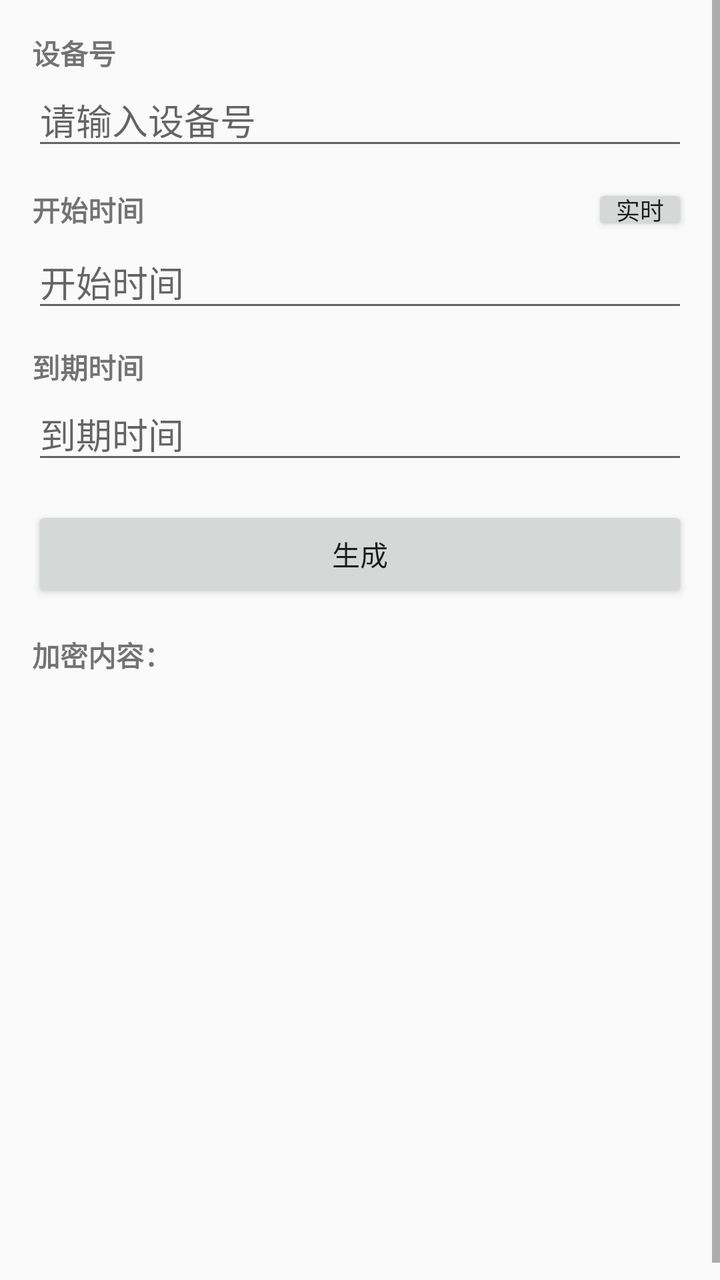
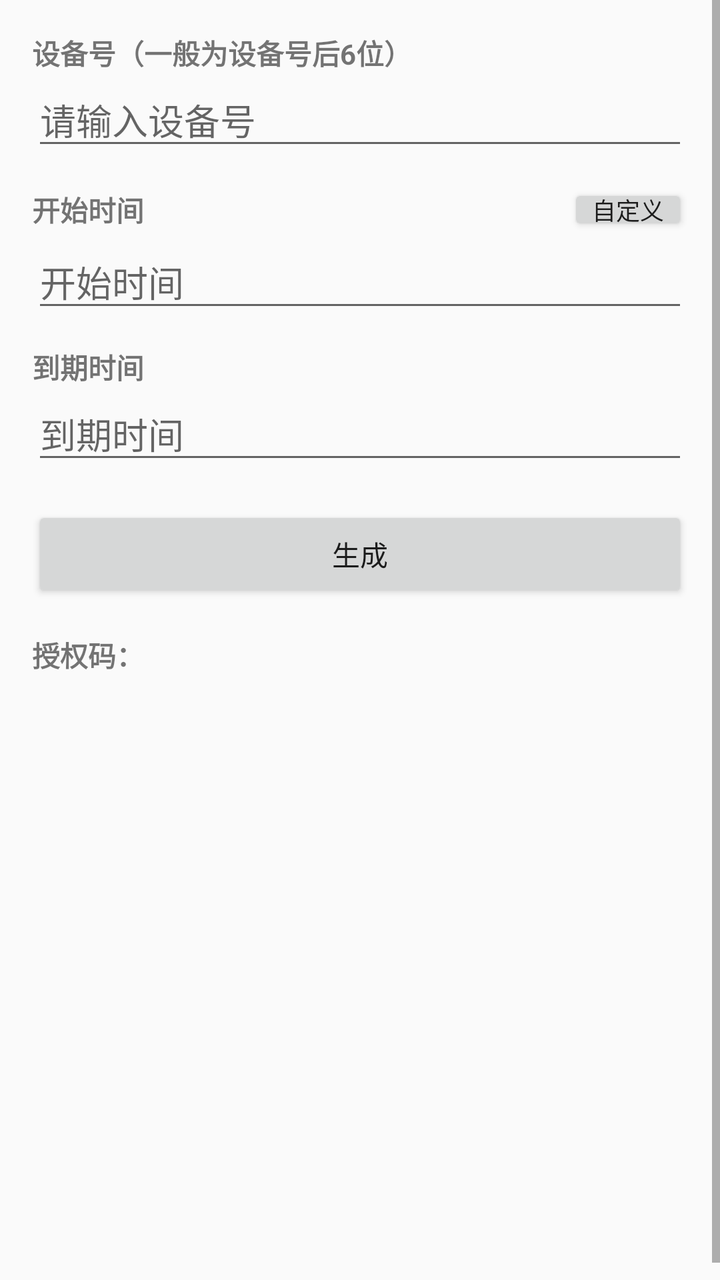

Screens rendered from an Android XML layout before and after an edit, with the pre-edit source and the edit as a unified diff.
<!-- AndroidManifest.xml: application theme android:Theme.Material.Light.NoActionBar -->
<!-- res/layout/activity_main.xml -->
<?xml version="1.0" encoding="utf-8"?>
<ScrollView xmlns:android="http://schemas.android.com/apk/res/android"
    android:layout_width="match_parent"
    android:layout_height="match_parent"
    android:fillViewport="true">

    <LinearLayout
        android:layout_width="match_parent"
        android:layout_height="wrap_content"
        android:orientation="vertical"
        android:padding="16dp">

        <TextView
            android:layout_width="wrap_content"
            android:layout_height="wrap_content"
            android:text="设备号"
            android:textStyle="bold" />

        <EditText
            android:id="@+id/etFirst"
            android:layout_width="match_parent"
            android:layout_height="wrap_content"
            android:hint="请输入设备号"
            android:inputType="text" />

        <LinearLayout
            android:layout_width="match_parent"
            android:layout_height="wrap_content"
            android:layout_marginTop="12dp"
            android:gravity="center_vertical"
            android:orientation="horizontal">

            <TextView
                android:layout_width="0dp"
                android:layout_height="wrap_content"
                android:layout_weight="1"
                android:text="开始时间"
                android:textStyle="bold" />

            <Button
                android:id="@+id/btnMode"
                android:layout_width="wrap_content"
                android:layout_height="wrap_content"
                android:minWidth="0dp"
                android:minHeight="0dp"
                android:paddingLeft="12dp"
                android:paddingRight="12dp"
                android:paddingTop="4dp"
                android:paddingBottom="4dp"
                android:textSize="12sp"
                android:text="实时" />
        </LinearLayout>

        <EditText
            android:id="@+id/etTimestamp"
            android:layout_width="match_parent"
            android:layout_height="wrap_content"
            android:hint="开始时间"
            android:inputType="text" />

        <TextView
            android:layout_width="wrap_content"
            android:layout_height="wrap_content"
            android:layout_marginTop="12dp"
            android:text="到期时间"
            android:textStyle="bold" />

        <EditText
            android:id="@+id/etThird"
            android:layout_width="match_parent"
            android:layout_height="wrap_content"
            android:hint="到期时间"
            android:inputType="text" />

        <Button
            android:id="@+id/btnGenerate"
            android:layout_width="match_parent"
            android:layout_height="wrap_content"
            android:layout_marginTop="16dp"
            android:text="生成" />

        <TextView
            android:layout_width="wrap_content"
            android:layout_height="wrap_content"
            android:layout_marginTop="16dp"
            android:text="加密内容："
            android:textStyle="bold" />

        <TextView
            android:id="@+id/tvEncrypted"
            android:layout_width="match_parent"
            android:layout_height="wrap_content"
            android:textIsSelectable="true"
            android:text="" />

        <ImageView
            android:id="@+id/ivQr"
            android:layout_width="260dp"
            android:layout_height="260dp"
            android:layout_gravity="center_horizontal"
            android:layout_marginTop="16dp"
            android:contentDescription="二维码" />

    </LinearLayout>
</ScrollView>
<!-- resources referenced by this layout -->
<resources>

</resources>

<!-- the commit's change to res/layout/activity_main.xml (unified diff, before → after) -->
@@ -13,7 +13,7 @@
         <TextView
             android:layout_width="wrap_content"
             android:layout_height="wrap_content"
-            android:text="设备号"
+            android:text="设备号（一般为设备号后6位）"
             android:textStyle="bold" />
 
         <EditText
@@ -48,7 +48,7 @@
                 android:paddingTop="4dp"
                 android:paddingBottom="4dp"
                 android:textSize="12sp"
-                android:text="实时" />
+                android:text="自定义" />
         </LinearLayout>
 
         <EditText
@@ -83,7 +83,7 @@
             android:layout_width="wrap_content"
             android:layout_height="wrap_content"
             android:layout_marginTop="16dp"
-            android:text="加密内容："
+            android:text="授权码："
             android:textStyle="bold" />
 
         <TextView
